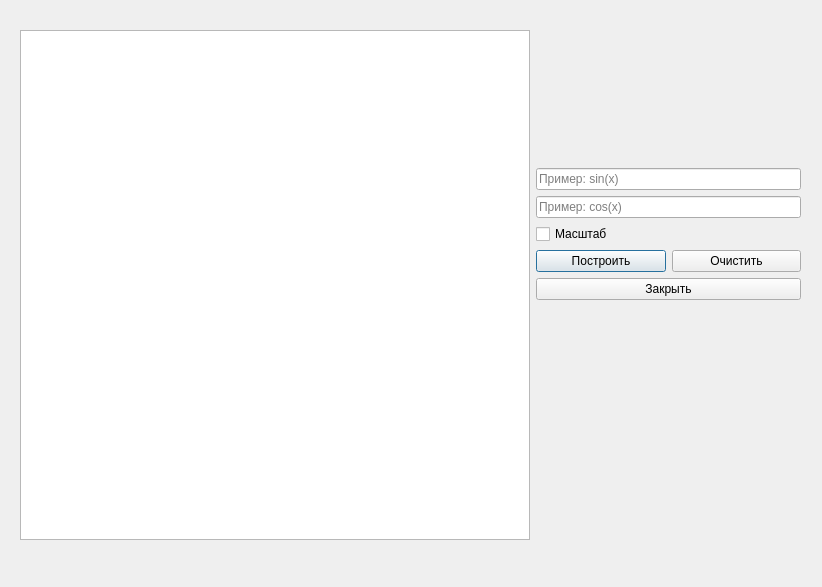
MupLever/QtGraphBuilder, file comparewindow.ui: the form before one commit.
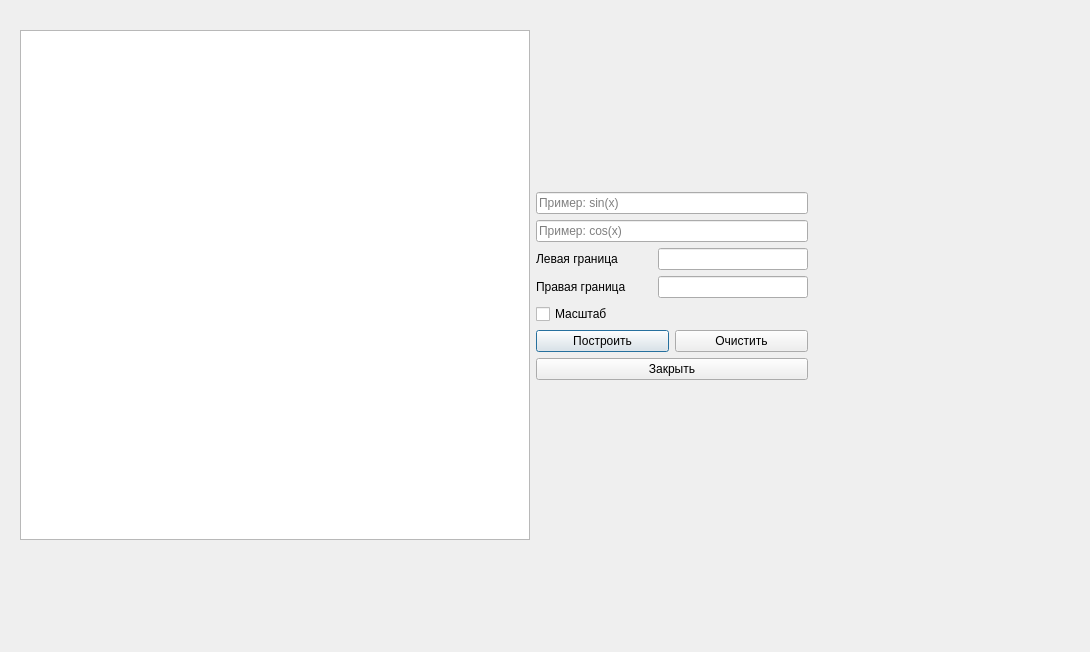
The form after the commit.

```diff
--- a/comparewindow.ui
+++ b/comparewindow.ui
@@ -6,8 +6,8 @@
    <rect>
     <x>0</x>
     <y>0</y>
-    <width>822</width>
-    <height>587</height>
+    <width>1090</width>
+    <height>652</height>
    </rect>
   </property>
   <property name="windowTitle">
@@ -18,7 +18,7 @@
     <rect>
      <x>20</x>
      <y>20</y>
-     <width>781</width>
+     <width>788</width>
      <height>531</height>
     </rect>
    </property>
@@ -42,11 +42,9 @@
     <item>
      <layout class="QVBoxLayout" name="verticalLayout_3">
       <item>
-       <layout class="QVBoxLayout" name="verticalLayout_2">
-        <item>
          <layout class="QVBoxLayout" name="verticalLayout">
           <item>
-           <spacer name="verticalSpacer_2">
+         <spacer name="verticalSpacer">
             <property name="orientation">
              <enum>Qt::Vertical</enum>
             </property>
@@ -78,6 +76,60 @@
             </property>
            </widget>
           </item>
+        <item>
+         <layout class="QHBoxLayout" name="horizontalLayout_4">
+          <item>
+           <widget class="QLabel" name="label">
+            <property name="text">
+             <string>Левая граница</string>
+            </property>
+           </widget>
+          </item>
+          <item>
+           <widget class="QLineEdit" name="lineEdit_3">
+            <property name="minimumSize">
+             <size>
+              <width>150</width>
+              <height>0</height>
+             </size>
+            </property>
+            <property name="maximumSize">
+             <size>
+              <width>150</width>
+              <height>16777215</height>
+             </size>
+            </property>
+           </widget>
+          </item>
+         </layout>
+        </item>
+        <item>
+         <layout class="QHBoxLayout" name="horizontalLayout_2">
+          <item>
+           <widget class="QLabel" name="label_2">
+            <property name="text">
+             <string>Правая граница</string>
+            </property>
+           </widget>
+          </item>
+          <item>
+           <widget class="QLineEdit" name="lineEdit_4">
+            <property name="minimumSize">
+             <size>
+              <width>150</width>
+              <height>0</height>
+             </size>
+            </property>
+            <property name="maximumSize">
+             <size>
+              <width>150</width>
+              <height>16777215</height>
+             </size>
+            </property>
+           </widget>
+          </item>
+         </layout>
+        </item>
           <item>
            <widget class="QCheckBox" name="checkBox">
             <property name="text">
@@ -85,8 +137,6 @@
             </property>
            </widget>
           </item>
-         </layout>
-        </item>
         <item>
          <layout class="QHBoxLayout" name="horizontalLayout">
           <item>
@@ -105,8 +155,6 @@
           </item>
          </layout>
         </item>
-       </layout>
-      </item>
       <item>
        <widget class="QPushButton" name="pushButton_3">
         <property name="text">
@@ -115,7 +163,7 @@
        </widget>
       </item>
       <item>
-       <spacer name="verticalSpacer">
+         <spacer name="verticalSpacer_2">
         <property name="orientation">
          <enum>Qt::Vertical</enum>
         </property>
@@ -127,8 +175,7 @@
         </property>
        </spacer>
       </item>
-      <item>
-       <layout class="QHBoxLayout" name="horizontalLayout_2"/>
+       </layout>
       </item>
      </layout>
     </item>
```
Lines whose indentation alone changed are shown as unchanged.
